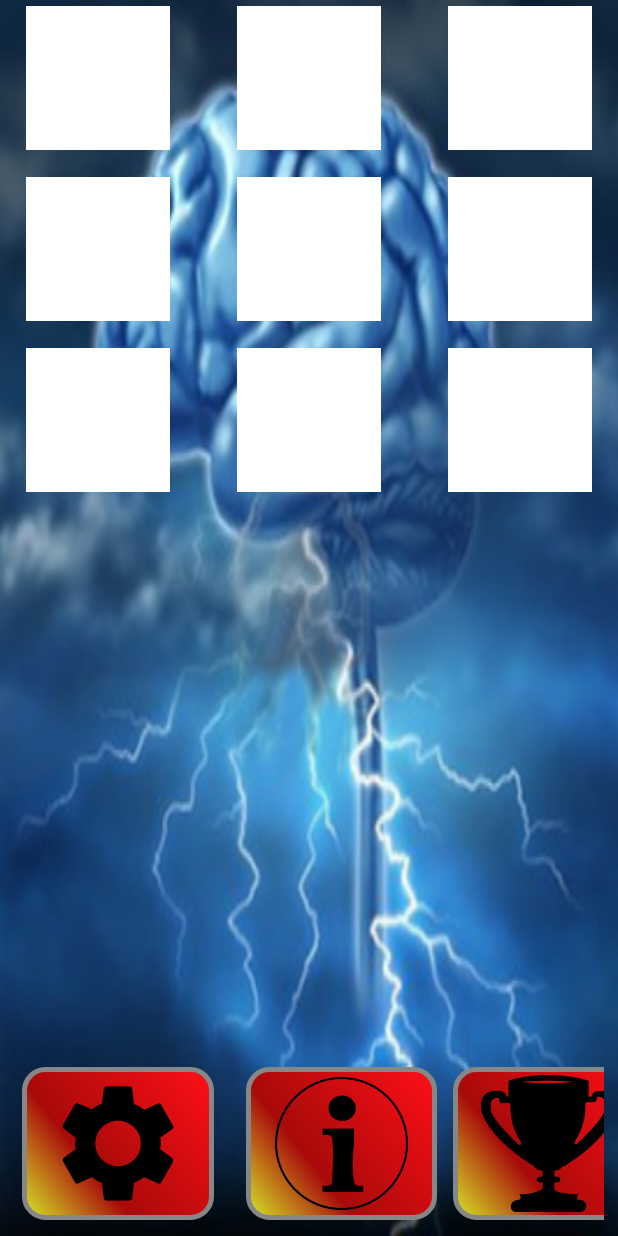
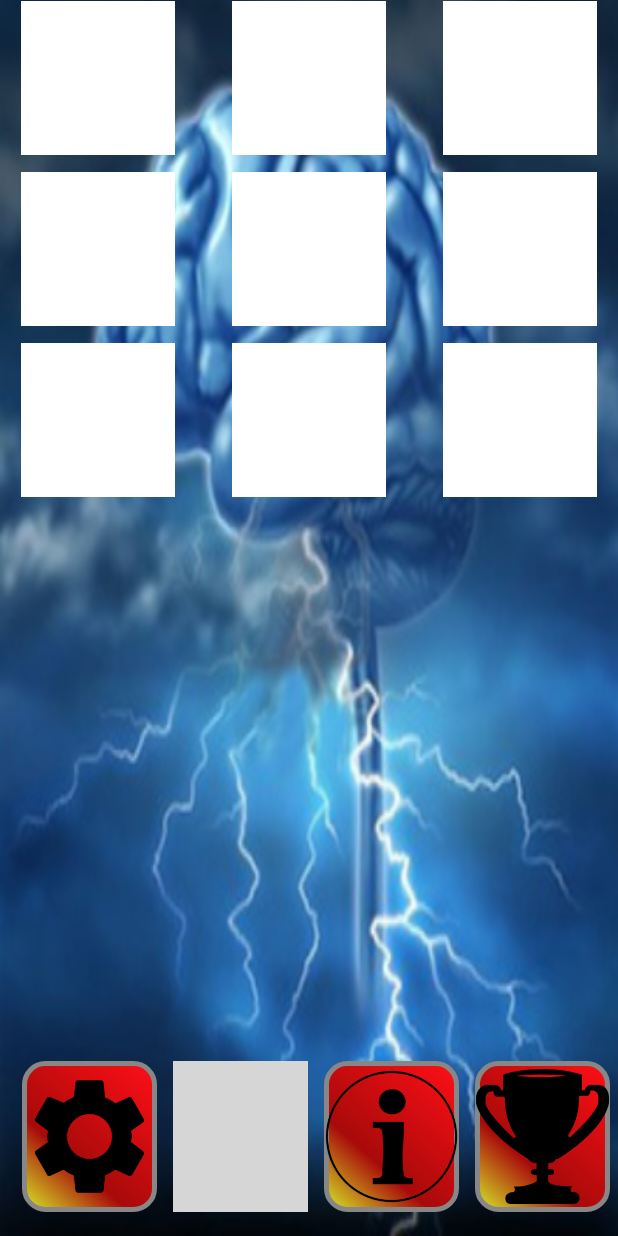
Before and after one commit to petripanula/BrainNDualBack, an Android app: the screen it shows after launch (MainActivity), on a phone screen of 412 x 824 dp. Run offline under Robolectric (Android 15) with nearby library versions, the phone set to English and light mode, and no system bars; 8 statements that could not run were skipped; grey boxes are pictures that could not be loaded.

Commit message:
Added scrollable buttons

```diff
--- a/BaseGameUtils/build.gradle
+++ b/BaseGameUtils/build.gradle
@@ -6,7 +6,7 @@ buildscript {
     }
 
     dependencies {
-        classpath 'com.android.tools.build:gradle:1.3.1'
+        classpath 'com.android.tools.build:gradle:1.3.0'
     }
 }
 
--- a/app/src/main/java/com/braindualxback/ImageAdapter.java
+++ b/app/src/main/java/com/braindualxback/ImageAdapter.java
@@ -61,7 +61,8 @@ public class ImageAdapter extends BaseAdapter {
             imageView = new ImageView(mContext);
             imageView.setLayoutParams(new GridView.LayoutParams(picture_size, picture_size));
             imageView.setScaleType(ImageView.ScaleType.CENTER_CROP);
-            imageView.setPadding(6, 6, 6, 6);
+            ///imageView.setPadding(6, 6, 6, 6);
+            imageView.setPadding(1, 1, 1, 1);
 
             if  (MainActivity.mImageViews[position] == null) {
                 if(MainActivity.ENABLE_LOGS) Log.d(MainActivity.TAG, "imageView.setId: " + position);
--- a/app/src/main/java/com/braindualxback/MainActivity.java
+++ b/app/src/main/java/com/braindualxback/MainActivity.java
@@ -101,6 +101,7 @@ public class MainActivity extends BaseGameActivity implements NumberPicker.OnVal
     int random_nbr = -1;
     int sound_id = -1;
     int nBack = 2;
+    int NbrOfPictures = 9;
     public static final int PictureSteps = 30;
     int NumberOfPicturesToShow = PictureSteps;
     boolean ClickedPic = false;
@@ -112,7 +113,7 @@ public class MainActivity extends BaseGameActivity implements NumberPicker.OnVal
     int MissedPicClick = 0;
     int MissedSoundClick = 0;
 
-    public static final ImageView[] mImageViews = new ImageView[10];
+    public static final ImageView[] mImageViews = new ImageView[37];
 
     public static int[] NewArray;
 
@@ -129,7 +130,7 @@ public class MainActivity extends BaseGameActivity implements NumberPicker.OnVal
         requestWindowFeature(Window.FEATURE_NO_TITLE);
         super.onCreate(savedInstanceState);
 
-        int windowWidth,windowHeight,NbrOfPictures,sizeofcubeside,HeightOfGridArea=0;
+        int windowWidth,windowHeight,sizeofcubeside,HeightOfGridArea=0;
 
         getWindow().setSoftInputMode(WindowManager.LayoutParams.SOFT_INPUT_STATE_ALWAYS_HIDDEN);
         setRequestedOrientation(ActivityInfo.SCREEN_ORIENTATION_PORTRAIT);
@@ -194,7 +195,6 @@ public class MainActivity extends BaseGameActivity implements NumberPicker.OnVal
         display.getSize(size);
         windowWidth = size.x;
         windowHeight = size.y;
-        NbrOfPictures = 9;
 
         GridView gridview = (GridView) findViewById(R.id.gridview);
         sizeofcubeside = (int)sqrt(NbrOfPictures);
@@ -231,18 +231,13 @@ public class MainActivity extends BaseGameActivity implements NumberPicker.OnVal
 
         NewArray = new int[NbrOfPictures];
 
-        int j=0,k=0;
         for(int l=0; l<NbrOfPictures; l++) {
-            NewArray[l] = Pictures.BACKGROUND_IDS[k];
-            j++;
-            if(j==2){
-                j=0;
-                k++;
-            }
+            NewArray[l] = Pictures.BACKGROUND_IDS[1];
         }
 
-        gridview.setAdapter(new ImageAdapter(this, 9, picturewidth));
+        gridview.setAdapter(new ImageAdapter(this, NbrOfPictures, picturewidth));
 
+        /*
         gridview.setOnItemClickListener(new AdapterView.OnItemClickListener() {
             public void onItemClick(AdapterView<?> parent, View v,
                                     int position, long id) {
@@ -255,6 +250,7 @@ public class MainActivity extends BaseGameActivity implements NumberPicker.OnVal
             }
 
         });
+        */
     }
 
     /*
@@ -358,14 +354,19 @@ public class MainActivity extends BaseGameActivity implements NumberPicker.OnVal
 
         ShowRedTimer(5000);
 
+        findViewById(R.id.horizontalview).setVisibility(View.GONE);
+        findViewById(R.id.linearview).setVisibility(View.VISIBLE);
+        /*
         findViewById(R.id.settings).setVisibility(View.GONE);
         findViewById(R.id.achievements).setVisibility(View.GONE);
         findViewById(R.id.start).setVisibility(View.GONE);
         findViewById(R.id.info).setVisibility(View.GONE);
+        */
+        /*
         findViewById(R.id.matchpic).setVisibility(View.VISIBLE);
         findViewById(R.id.matchsound).setVisibility(View.VISIBLE);
         findViewById(R.id.stop).setVisibility(View.VISIBLE);
-
+        */
     }
 
     public void StopAllTimers(){
@@ -379,6 +380,9 @@ public class MainActivity extends BaseGameActivity implements NumberPicker.OnVal
     }
 
     public void SetInitUI(){
+        findViewById(R.id.horizontalview).setVisibility(View.VISIBLE);
+        findViewById(R.id.linearview).setVisibility(View.GONE);
+        /*
         findViewById(R.id.settings).setVisibility(View.VISIBLE);
         findViewById(R.id.achievements).setVisibility(View.VISIBLE);
         findViewById(R.id.start).setVisibility(View.VISIBLE);
@@ -386,6 +390,7 @@ public class MainActivity extends BaseGameActivity implements NumberPicker.OnVal
         findViewById(R.id.matchpic).setVisibility(View.GONE);
         findViewById(R.id.matchsound).setVisibility(View.GONE);
         findViewById(R.id.stop).setVisibility(View.GONE);
+        */
     }
 
     public void Stop(View arg0){
@@ -401,10 +406,10 @@ public class MainActivity extends BaseGameActivity implements NumberPicker.OnVal
         ClickedSound = true;
 
         if( GetFromSoundList(nBack - 1) == sound_id){
-            Toast.makeText(MainActivity.this, "CORRECT LETTER!", Toast.LENGTH_SHORT).show();
+            ShowToast("CORRECT LETTER!");
             CorrectSoundClicked+=1;
         }else{
-            Toast.makeText(MainActivity.this, "WRONG LETTER!", Toast.LENGTH_SHORT).show();
+            ShowToast("WRONG LETTER!");
             WrongSoundClicked+=1;
         }
     }
@@ -414,10 +419,11 @@ public class MainActivity extends BaseGameActivity implements NumberPicker.OnVal
         ClickedPic = true;
 
         if( GetFromVisualList(nBack - 1) == random_nbr){
-            Toast.makeText(MainActivity.this, "CORRECT POSITION!", Toast.LENGTH_SHORT).show();
+            ShowToast("CORRECT POSITION!");
             CorrectPicClicked+=1;
         }else{
-            Toast.makeText(MainActivity.this, "WRONG POSITION!", Toast.LENGTH_SHORT).show();
+            //Toast.makeText(MainActivity.this, "WRONG POSITION!", Toast.LENGTH_SHORT).show();
+            ShowToast("WRONG POSITION!");
             WrongPicClicked+=1;
         }
     }
@@ -476,12 +482,12 @@ public class MainActivity extends BaseGameActivity implements NumberPicker.OnVal
                 ShowRedTimerRunning = false;
 
                 if( GetFromSoundList(nBack - 1) == sound_id && !ClickedSound){
-                    Toast.makeText(MainActivity.this, "MISSED LETTER!!!!", Toast.LENGTH_SHORT).show();
+                    ShowToast("MISSED LETTER!");
                     MissedSoundClick+=1;
                 }
 
                 if( GetFromVisualList(nBack - 1) == random_nbr && !ClickedPic){
-                    Toast.makeText(MainActivity.this, "MISSED POSITION!!!!", Toast.LENGTH_SHORT).show();
+                    ShowToast("MISSED POSITION!");
                     MissedPicClick+=1;
                 }
 
@@ -492,7 +498,7 @@ public class MainActivity extends BaseGameActivity implements NumberPicker.OnVal
                 addItemToSoundList(sound_id);
 
                 Random random = new Random();
-                random_nbr = random.nextInt(9);
+                random_nbr = random.nextInt(NbrOfPictures);
 
                 if(ENABLE_LOGS) Log.v("Pete", "random_nbr: " + random_nbr);
 
@@ -628,7 +634,7 @@ public class MainActivity extends BaseGameActivity implements NumberPicker.OnVal
     public void ReadPreferences(){
         SharedPreferences SP = PreferenceManager.getDefaultSharedPreferences(getBaseContext());
         String playername = SP.getString("playername", "NA");
-        boolean answersounds = SP.getBoolean("answersounds", false);
+        boolean showpopup = SP.getBoolean("popup", false);
         boolean manualmode = SP.getBoolean("manualmode",false);
         String areasize = SP.getString("areasize", "2");
         String nback = SP.getString("nback","2");
@@ -636,7 +642,7 @@ public class MainActivity extends BaseGameActivity implements NumberPicker.OnVal
         nBack = Integer.parseInt(nback);
 
         if(ENABLE_LOGS) Log.v("Pete", "playername: " + playername);
-        if(ENABLE_LOGS) Log.v("Pete", "answersounds: " + answersounds);
+        if(ENABLE_LOGS) Log.v("Pete", "showpopup: " + showpopup);
         if(ENABLE_LOGS) Log.v("Pete", "manualmode: " + manualmode);
         if(ENABLE_LOGS) Log.v("Pete", "areasize: " + areasize);
         if(ENABLE_LOGS) Log.v("Pete", "nback: " + nback);
@@ -789,4 +795,11 @@ public class MainActivity extends BaseGameActivity implements NumberPicker.OnVal
         // POPUP WINDOW ENDS //
 
     }
+
+    public void ShowToast(String mytoast){
+        Toast toast= Toast.makeText(getApplicationContext(),
+                mytoast, Toast.LENGTH_SHORT);
+        toast.setGravity(Gravity.CENTER_HORIZONTAL, 0, 0);
+        toast.show();
+    }
 }
--- a/app/src/main/java/com/braindualxback/Pictures.java
+++ b/app/src/main/java/com/braindualxback/Pictures.java
@@ -4,8 +4,8 @@ public class Pictures {
 
 
 	public static final int[] BACKGROUND_IDS = {
-			R.drawable.orange,
-			R.drawable.orange,
+			R.drawable.red,
+			R.drawable.red,
 			R.drawable.red,
 			R.drawable.red,
 			R.drawable.red,
--- a/app/src/main/res/drawable/button_memory_page.xml
+++ b/app/src/main/res/drawable/button_memory_page.xml
@@ -18,8 +18,8 @@ android:right="0dp"
 android:bottom="0dp"
 />
 <size
-android:width="60sp"
-android:height="60sp"
+android:width="10sp"
+android:height="10sp"
 />
 <stroke
 android:width="3sp"
--- a/app/src/main/res/layout/activity_main.xml
+++ b/app/src/main/res/layout/activity_main.xml
@@ -22,60 +22,120 @@
         />
 
     <LinearLayout
+        android:id="@+id/linearview"
         android:layout_width="fill_parent"
         android:layout_height="0dp"
         android:layout_weight="1"
+        android:visibility="gone"
         android:paddingBottom="5dp"
         android:paddingLeft="9dp"
         android:paddingRight="9dp"
         android:paddingTop="5dp" >
 
         <ImageButton
-        android:id="@+id/settings"
-        android:layout_weight="1"
-        android:layout_width="wrap_content"
-        android:layout_height="wrap_content"
-        android:layout_gravity="bottom"
-        android:background="@drawable/button_memory_page"
-        android:layout_marginBottom="5dip"
-        android:onClick="Settings"
-        android:paddingBottom="5dip"
-        android:paddingTop="5dip"
-        android:layout_marginLeft="5dip"
-        android:layout_marginRight="5dip"
-        android:scaleType="fitCenter"
-        android:src="@drawable/settings"
-        />
-
-        <ImageButton
             android:id="@+id/matchpic"
             android:layout_weight="1"
             android:layout_width="wrap_content"
             android:layout_height="wrap_content"
+            android:scaleType="fitCenter"
+            android:adjustViewBounds="true"
             android:layout_gravity="bottom"
             android:background="@drawable/button_memory_page"
             android:layout_marginBottom="5dip"
             android:onClick="MatchPic"
             android:paddingBottom="5dip"
             android:paddingTop="5dip"
-            android:visibility="gone"
             android:layout_marginLeft="5dip"
             android:layout_marginRight="5dip"
-            android:scaleType="fitCenter"
             android:src="@drawable/black"
             />
 
         <ImageButton
-            android:id="@+id/start"
+            android:id="@+id/stop"
             android:layout_weight="1"
             android:layout_toLeftOf="@+id/settings"
             android:layout_width="wrap_content"
             android:layout_height="wrap_content"
+            android:scaleType="fitCenter"
+            android:adjustViewBounds="true"
             android:layout_gravity="bottom"
             android:background="@drawable/button_memory_page"
             android:paddingBottom="5dip"
             android:paddingTop="5dip"
+            android:layout_marginBottom="5dip"
+            android:layout_marginLeft="5dip"
+            android:layout_marginRight="5dip"
+            android:onClick="Stop"
+            android:src="@drawable/stop"
+            />
+
+        <ImageButton
+            android:id="@+id/matchsound"
+            android:layout_weight="1"
+            android:layout_toLeftOf="@+id/mode"
+            android:layout_width="wrap_content"
+            android:layout_height="wrap_content"
             android:scaleType="fitCenter"
+            android:adjustViewBounds="true"
+            android:layout_gravity="bottom"
+            android:background="@drawable/button_memory_page"
+            android:paddingBottom="5dip"
+            android:paddingTop="5dip"
+            android:layout_marginBottom="5dip"
+            android:layout_marginLeft="5dip"
+            android:layout_marginRight="5dip"
+            android:onClick="MatchSound"
+            android:src="@drawable/sound"
+            />
+
+    </LinearLayout>
+
+    <HorizontalScrollView
+        android:id="@+id/horizontalview"
+        android:layout_width="fill_parent"
+        android:layout_height="0dp"
+        android:layout_weight="1"
+        android:layout_marginBottom="5dip"
+        android:layout_marginTop="5dp" >
+
+    <LinearLayout
+        android:layout_width="fill_parent"
+        android:layout_height="fill_parent"
+        android:orientation="horizontal"
+        android:paddingBottom="5dp"
+        android:paddingLeft="9dp"
+        android:paddingRight="9dp"
+        android:paddingTop="5dp" >
+
+
+        <ImageButton
+            android:id="@+id/settings"
+            android:layout_width="wrap_content"
+            android:layout_height="fill_parent"
+            android:scaleType="fitCenter"
+            android:adjustViewBounds="true"
+            android:layout_gravity="bottom"
+            android:background="@drawable/button_memory_page"
+            android:layout_marginBottom="5dip"
+            android:onClick="Settings"
+            android:paddingBottom="5dip"
+            android:paddingTop="5dip"
+            android:layout_marginLeft="5dip"
+            android:layout_marginRight="5dip"
+            android:src="@drawable/settings"
+        />
+
+        <ImageButton
+            android:id="@+id/start"
+            android:layout_toLeftOf="@+id/settings"
+            android:layout_width="wrap_content"
+            android:layout_height="fill_parent"
+            android:scaleType="fitCenter"
+            android:adjustViewBounds="true"
+            android:layout_gravity="bottom"
+            android:background="@drawable/button_memory_page"
+            android:paddingBottom="5dip"
+            android:paddingTop="5dip"
             android:layout_marginBottom="5dip"
             android:layout_marginLeft="5dip"
             android:layout_marginRight="5dip"
@@ -84,35 +144,16 @@
             />
 
         <ImageButton
-            android:id="@+id/stop"
-            android:layout_weight="1"
-            android:layout_toLeftOf="@+id/settings"
+            android:id="@+id/info"
+            android:layout_toLeftOf="@+id/restart"
             android:layout_width="wrap_content"
-            android:layout_height="wrap_content"
+            android:layout_height="fill_parent"
+            android:scaleType="fitCenter"
+            android:adjustViewBounds="true"
             android:layout_gravity="bottom"
             android:background="@drawable/button_memory_page"
             android:paddingBottom="5dip"
             android:paddingTop="5dip"
-            android:visibility="gone"
-            android:scaleType="fitCenter"
-            android:layout_marginBottom="5dip"
-            android:layout_marginLeft="5dip"
-            android:layout_marginRight="5dip"
-            android:onClick="Stop"
-            android:src="@drawable/stop"
-            />
-
-        <ImageButton
-            android:id="@+id/info"
-            android:layout_weight="1"
-            android:layout_toLeftOf="@+id/restart"
-            android:layout_width="wrap_content"
-            android:layout_height="wrap_content"
-            android:layout_gravity="bottom"
-            android:background="@drawable/button_memory_page"
-            android:paddingBottom="5dip"
-            android:paddingTop="5dip"
-            android:scaleType="fitCenter"
             android:layout_marginBottom="5dip"
             android:layout_marginLeft="5dip"
             android:layout_marginRight="5dip"
@@ -122,15 +163,15 @@
 
         <ImageButton
             android:id="@+id/achievements"
-            android:layout_weight="1"
             android:layout_toLeftOf="@+id/mode"
             android:layout_width="wrap_content"
-            android:layout_height="wrap_content"
+            android:layout_height="fill_parent"
+            android:scaleType="fitCenter"
+            android:adjustViewBounds="true"
             android:layout_gravity="bottom"
             android:background="@drawable/button_memory_page"
             android:paddingBottom="5dip"
             android:paddingTop="5dip"
-            android:scaleType="fitCenter"
             android:layout_marginBottom="5dip"
             android:layout_marginLeft="5dip"
             android:layout_marginRight="5dip"
@@ -139,24 +180,42 @@
             />
 
         <ImageButton
-            android:id="@+id/matchsound"
-            android:layout_weight="1"
-            android:layout_toLeftOf="@+id/mode"
+            android:id="@+id/achievements2"
+            android:layout_toLeftOf="@+id/achievements"
             android:layout_width="wrap_content"
-            android:layout_height="wrap_content"
+            android:layout_height="fill_parent"
+            android:scaleType="fitCenter"
+            android:adjustViewBounds="true"
             android:layout_gravity="bottom"
             android:background="@drawable/button_memory_page"
             android:paddingBottom="5dip"
             android:paddingTop="5dip"
-            android:scaleType="fitCenter"
-            android:visibility="gone"
             android:layout_marginBottom="5dip"
             android:layout_marginLeft="5dip"
             android:layout_marginRight="5dip"
-            android:onClick="MatchSound"
-            android:src="@drawable/sound"
+            android:onClick="onShowAchievementsRequested"
+            android:src="@drawable/achievements"
+            />
+
+        <ImageButton
+            android:id="@+id/achievements3"
+            android:layout_toLeftOf="@+id/achievements2"
+            android:layout_width="wrap_content"
+            android:layout_height="fill_parent"
+            android:scaleType="fitCenter"
+            android:adjustViewBounds="true"
+            android:layout_gravity="bottom"
+            android:background="@drawable/button_memory_page"
+            android:paddingBottom="5dip"
+            android:paddingTop="5dip"
+            android:layout_marginBottom="5dip"
+            android:layout_marginLeft="5dip"
+            android:layout_marginRight="5dip"
+            android:onClick="onShowAchievementsRequested"
+            android:src="@drawable/achievements"
             />
 
     </LinearLayout>
+    </HorizontalScrollView>
 
 </LinearLayout>
--- a/app/src/main/res/xml/preferences.xml
+++ b/app/src/main/res/xml/preferences.xml
@@ -3,10 +3,10 @@
     <EditTextPreference android:title="Your Name"
         android:key="playername"
         android:summary="Please provide your name"></EditTextPreference>
-    <CheckBoxPreference android:title="Enable sounds when answer is wrong/correct"
+    <CheckBoxPreference android:title="Enable popup when answer is wrong/correct"
         android:defaultValue="false"
-        android:summary="This option if selected will play sound if answer is wrong or correct"
-        android:key="answersounds" />
+        android:summary="This option if selected will show popup if answer is wrong or correct"
+        android:key="popup" />
     <CheckBoxPreference android:title="Enable manual mode"
         android:defaultValue="false"
         android:summary="This option if selected will keep N-Back number in selected level (achievements and leader boards not used)"
--- a/build.gradle
+++ b/build.gradle
@@ -5,7 +5,7 @@ buildscript {
         jcenter()
     }
     dependencies {
-        classpath 'com.android.tools.build:gradle:1.3.0'
+        classpath 'com.android.tools.build:gradle:2.1.0'
 
         // NOTE: Do not place your application dependencies here; they belong
         // in the individual module build.gradle files
```
Also changed, not shown: gradle/wrapper/gradle-wrapper.properties.
